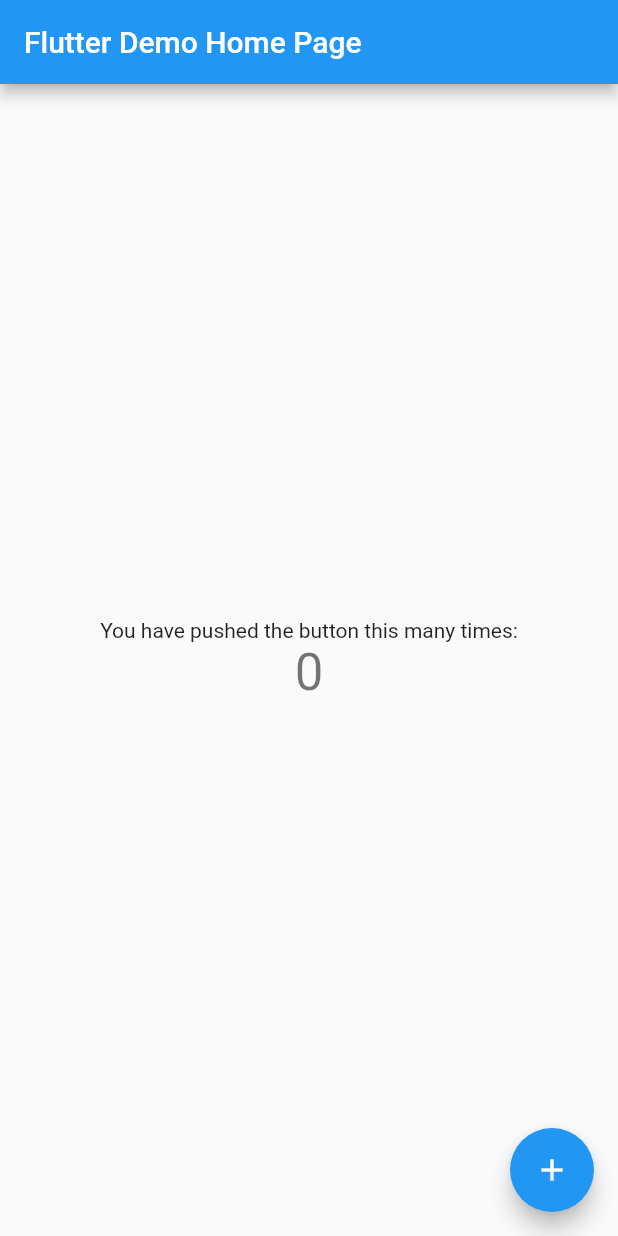
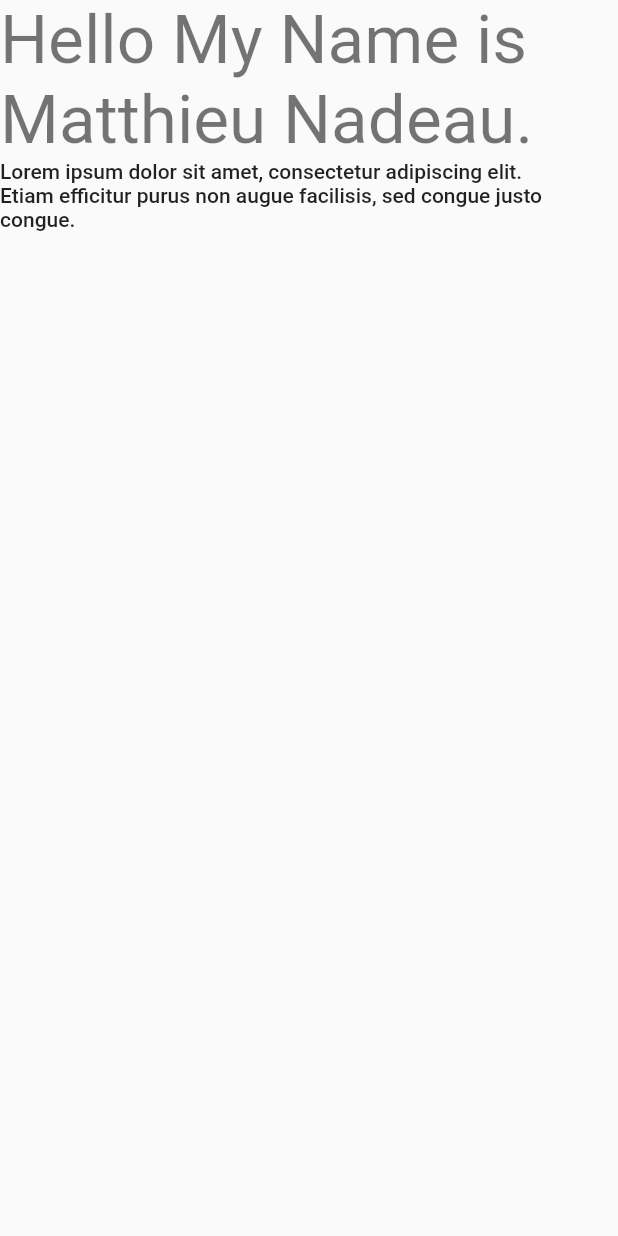
Before and after one commit to MatthieuNadeau96/flutter_portfolio, a Flutter app: the screen it shows after launch, on a phone screen of 412 x 824 dp. Run offline on Flutter 3.47's test engine with Material 2 defaults, Android fonts, the light colour scheme and no system bars.

Commit message:
created screen folders and removed boilerplate

```diff
--- a/lib/main.dart
+++ b/lib/main.dart
@@ -1,117 +1,20 @@
 import 'package:flutter/material.dart';
+import 'package:flutter_portfolio/screens/home_screen.dart';
 
 void main() {
   runApp(MyApp());
 }
 
 class MyApp extends StatelessWidget {
-  // This widget is the root of your application.
   @override
   Widget build(BuildContext context) {
     return MaterialApp(
       title: 'Flutter Demo',
       theme: ThemeData(
-        // This is the theme of your application.
-        //
-        // Try running your application with "flutter run". You'll see the
-        // application has a blue toolbar. Then, without quitting the app, try
-        // changing the primarySwatch below to Colors.green and then invoke
-        // "hot reload" (press "r" in the console where you ran "flutter run",
-        // or simply save your changes to "hot reload" in a Flutter IDE).
-        // Notice that the counter didn't reset back to zero; the application
-        // is not restarted.
         primarySwatch: Colors.blue,
-        // This makes the visual density adapt to the platform that you run
-        // the app on. For desktop platforms, the controls will be smaller and
-        // closer together (more dense) than on mobile platforms.
         visualDensity: VisualDensity.adaptivePlatformDensity,
       ),
-      home: MyHomePage(title: 'Flutter Demo Home Page'),
+      home: HomeScreen(),
     );
   }
 }
-
-class MyHomePage extends StatefulWidget {
-  MyHomePage({Key key, this.title}) : super(key: key);
-
-  // This widget is the home page of your application. It is stateful, meaning
-  // that it has a State object (defined below) that contains fields that affect
-  // how it looks.
-
-  // This class is the configuration for the state. It holds the values (in this
-  // case the title) provided by the parent (in this case the App widget) and
-  // used by the build method of the State. Fields in a Widget subclass are
-  // always marked "final".
-
-  final String title;
-
-  @override
-  _MyHomePageState createState() => _MyHomePageState();
-}
-
-class _MyHomePageState extends State<MyHomePage> {
-  int _counter = 0;
-
-  void _incrementCounter() {
-    setState(() {
-      // This call to setState tells the Flutter framework that something has
-      // changed in this State, which causes it to rerun the build method below
-      // so that the display can reflect the updated values. If we changed
-      // _counter without calling setState(), then the build method would not be
-      // called again, and so nothing would appear to happen.
-      _counter++;
-    });
-  }
-
-  @override
-  Widget build(BuildContext context) {
-    // This method is rerun every time setState is called, for instance as done
-    // by the _incrementCounter method above.
-    //
-    // The Flutter framework has been optimized to make rerunning build methods
-    // fast, so that you can just rebuild anything that needs updating rather
-    // than having to individually change instances of widgets.
-    return Scaffold(
-      appBar: AppBar(
-        // Here we take the value from the MyHomePage object that was created by
-        // the App.build method, and use it to set our appbar title.
-        title: Text(widget.title),
-      ),
-      body: Center(
-        // Center is a layout widget. It takes a single child and positions it
-        // in the middle of the parent.
-        child: Column(
-          // Column is also a layout widget. It takes a list of children and
-          // arranges them vertically. By default, it sizes itself to fit its
-          // children horizontally, and tries to be as tall as its parent.
-          //
-          // Invoke "debug painting" (press "p" in the console, choose the
-          // "Toggle Debug Paint" action from the Flutter Inspector in Android
-          // Studio, or the "Toggle Debug Paint" command in Visual Studio Code)
-          // to see the wireframe for each widget.
-          //
-          // Column has various properties to control how it sizes itself and
-          // how it positions its children. Here we use mainAxisAlignment to
-          // center the children vertically; the main axis here is the vertical
-          // axis because Columns are vertical (the cross axis would be
-          // horizontal).
-          mainAxisAlignment: MainAxisAlignment.center,
-          children: <Widget>[
-            Text(
-              'You have pushed the button this many times:',
-            ),
-            Text(
-              '$_counter',
-              style: Theme.of(context).textTheme.headline4,
-            ),
-          ],
-        ),
-      ),
-      floatingActionButton: FloatingActionButton(
-        onPressed: _incrementCounter,
-        tooltip: 'Increment',
-        child: Icon(Icons.add),
-      ), // This trailing comma makes auto-formatting nicer for build methods.
-    );
-  }
-}
--- /dev/null
+++ b/lib/screens/home_screen.dart
@@ -0,0 +1,26 @@
+import 'package:flutter/material.dart';
+
+class HomeScreen extends StatelessWidget {
+  @override
+  Widget build(BuildContext context) {
+    return Scaffold(
+      body: Container(
+        child: Column(
+          // mainAxisAlignment: MainAxisAlignment.center,
+          crossAxisAlignment: CrossAxisAlignment.start,
+          children: [
+            Text(
+              'Hello My Name is Matthieu Nadeau.',
+              style: Theme.of(context).textTheme.headline3,
+            ),
+            Text(
+              'Lorem ipsum dolor sit amet, consectetur adipiscing elit. \n' +
+                  'Etiam efficitur purus non augue facilisis, sed congue justo congue.',
+              style: Theme.of(context).textTheme.bodyText1,
+            )
+          ],
+        ),
+      ),
+    );
+  }
+}
```
Also changed, not shown: lib/screens/about_screen.dart (added), lib/screens/contact_screen.dart (added), lib/screens/work_screen.dart (added), lib/widgets/navbar.dart (added).
